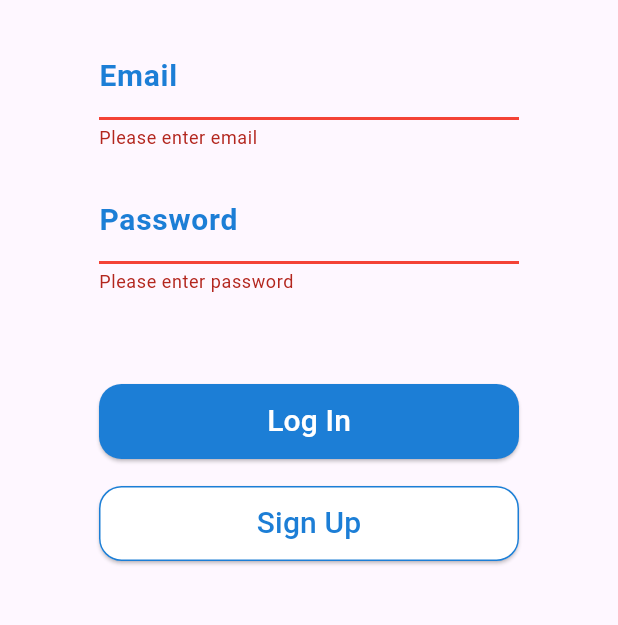
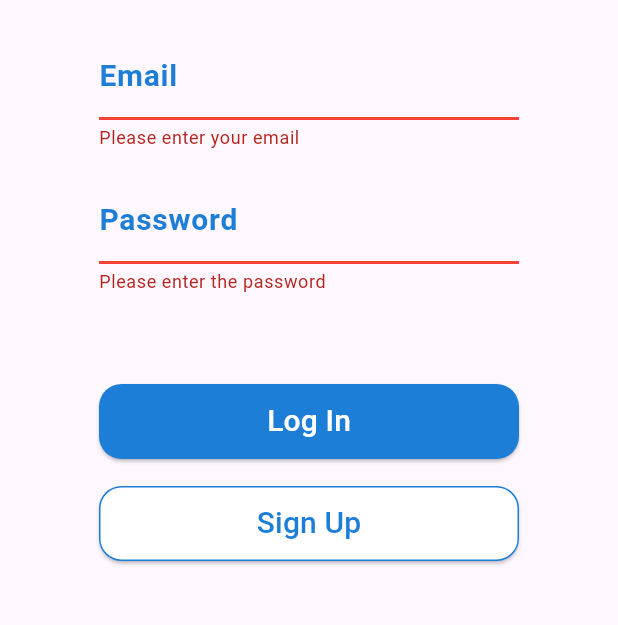
Before and after one commit to CAU-MobileApp-2023/CAU-rent, a Flutter app: the screen it shows after launch, after a tap on "Log In", on a phone screen of 412 x 824 dp, the part 480-1105 px from its top. Run offline on Flutter 3.47's test engine with Material 3 defaults, Android fonts, the phone set to English and light mode, and no system bars.

```diff
--- a/lib/login_page.dart
+++ b/lib/login_page.dart
@@ -57,7 +57,7 @@ class _LogInPageState extends State<LogInPage> {
               onTap: () {
                 Navigator.push(
                   context,
-                  MaterialPageRoute(builder: (context) => HomePage()),
+                  MaterialPageRoute(builder: (context) => const HomePage()),
                 );
               },
               child: const Text(
@@ -71,7 +71,7 @@ class _LogInPageState extends State<LogInPage> {
             SizedBox(
               width: 280,
               child: TextFormField(
-                key: ValueKey(1),
+                key: const ValueKey(1),
                 keyboardType: TextInputType.emailAddress,
                 decoration: const InputDecoration(
                   labelText: 'Email',
@@ -96,7 +96,7 @@ class _LogInPageState extends State<LogInPage> {
                 ),
                 validator: (value) {
                   if (value == null || value.isEmpty) {
-                    return 'Please enter email';
+                    return 'Please enter your email';
                   }
                   return null;
                 },
@@ -111,7 +111,7 @@ class _LogInPageState extends State<LogInPage> {
             SizedBox(
               width: 280,
               child: TextFormField(
-                key: ValueKey(1),
+                key: const ValueKey(2),
                 keyboardType: TextInputType.text,
                 decoration: const InputDecoration(
                   labelText: 'Password',
@@ -137,7 +137,7 @@ class _LogInPageState extends State<LogInPage> {
                 obscureText: true,
                 validator: (value) {
                   if (value == null || value.isEmpty) {
-                    return 'Please enter password';
+                    return 'Please enter the password';
                   }
                   return null;
                 },
@@ -158,13 +158,16 @@ class _LogInPageState extends State<LogInPage> {
                       headers: {'content-type': 'application/json'}
                   );
                   if (result.statusCode == 200) {
-                    _showSnackBar('Successfully Logged In', Colors.green);
+                    // _showSnackBar('Successfully Logged In', Colors.green);
                     setState(() {
                       isLoggedIn = true;
                     });
-                  }
-                  else {
-                    _showSnackBar('Invalid Email or Password', Colors.red);
+                  } else if (result.statusCode == 404) {
+                    _showSnackBar('Email address does not exist', Colors.red);
+                  } else if (result.statusCode == 401) {
+                    _showSnackBar('Incorrect Password', Colors.red);
+                  } else {
+                    _showSnackBar('Failed to Log In', Colors.red);
                   }
                 }
               },
@@ -190,7 +193,7 @@ class _LogInPageState extends State<LogInPage> {
               onPressed: () {
                 Navigator.push(
                   context,
-                  MaterialPageRoute(builder: (context) => SignUpPage()),
+                  MaterialPageRoute(builder: (context) => const SignUpPage()),
                 );
               },
               style: ButtonStyle(
--- a/lib/model/UserLoginData.dart
+++ b/lib/model/UserLoginData.dart
@@ -1,5 +1,3 @@
-import 'package:flutter/material.dart';
-
 class UserLoginData {
   String? email;
   String? password;
```
Also changed, not shown: lib/model/UserSignupData.dart (added, +19 -0 lines), lib/signup_page.dart (+72 -39 lines).
